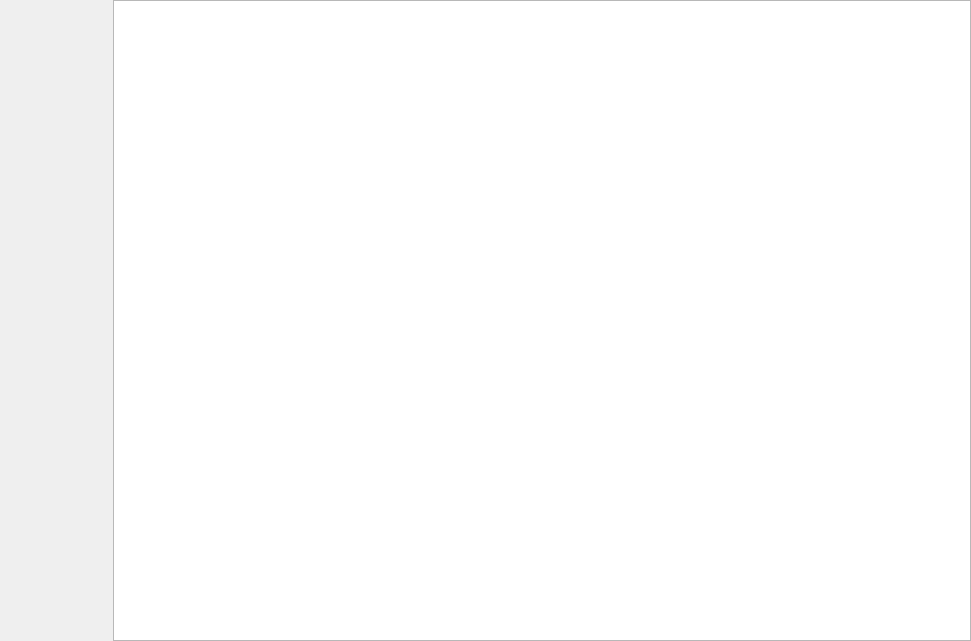
The window that Include/imtreportgui/CReportDocumentViewComp.ui (ImagingTools/ImtCore) describes before a commit, drawn with Qt 5.
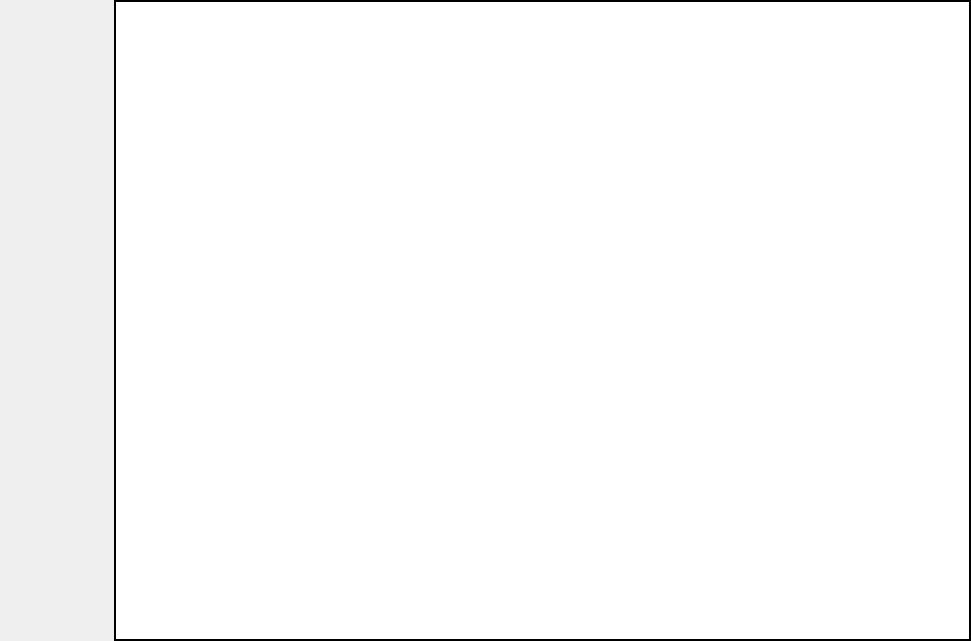
The same window after the commit.

Commit message: Report: next iteration

Diff of the .ui file:
```diff
--- a/Include/imtreportgui/CReportDocumentViewComp.ui
+++ b/Include/imtreportgui/CReportDocumentViewComp.ui
@@ -125,6 +125,9 @@
 </string>
   </property>
   <layout class="QVBoxLayout" name="verticalLayout">
+   <property name="spacing">
+    <number>7</number>
+   </property>
    <property name="leftMargin">
     <number>0</number>
    </property>
@@ -183,7 +186,23 @@
          <number>0</number>
         </property>
         <item>
-         <widget class="QGraphicsView" name="PageView"/>
+         <widget class="QGraphicsView" name="PageView">
+          <property name="frameShape">
+           <enum>QFrame::Box</enum>
+          </property>
+          <property name="frameShadow">
+           <enum>QFrame::Plain</enum>
+          </property>
+          <property name="lineWidth">
+           <number>2</number>
+          </property>
+          <property name="verticalScrollBarPolicy">
+           <enum>Qt::ScrollBarAsNeeded</enum>
+          </property>
+          <property name="alignment">
+           <set>Qt::AlignLeading|Qt::AlignLeft|Qt::AlignTop</set>
+          </property>
+         </widget>
         </item>
        </layout>
       </widget>
```
The commit also changes 3 other files.
